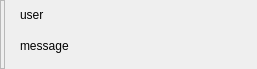
First picture: the form in App/ui_files/wall_event_widget.ui, repository Wizard-collab/Wizard, before the edit.
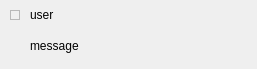
Second picture: the form after the edit.

Patch:
```diff
--- a/App/ui_files/wall_event_widget.ui
+++ b/App/ui_files/wall_event_widget.ui
@@ -16,12 +16,6 @@
     <height>69</height>
    </size>
   </property>
-  <property name="maximumSize">
-   <size>
-    <width>16777215</width>
-    <height>69</height>
-   </size>
-  </property>
   <property name="windowTitle">
    <string>Form</string>
   </property>
@@ -69,18 +63,12 @@
          <height>67</height>
         </size>
        </property>
-       <property name="maximumSize">
-        <size>
-         <width>16777215</width>
-         <height>120</height>
-        </size>
-       </property>
        <property name="styleSheet">
         <string notr="true"/>
        </property>
        <layout class="QHBoxLayout" name="horizontalLayout">
         <property name="spacing">
-         <number>5</number>
+         <number>0</number>
         </property>
         <property name="leftMargin">
          <number>0</number>
@@ -93,19 +81,36 @@
         </property>
         <property name="bottomMargin">
          <number>0</number>
+        </property>
+        <item>
+         <layout class="QVBoxLayout" name="verticalLayout_2">
+          <property name="spacing">
+           <number>0</number>
+          </property>
+          <property name="leftMargin">
+           <number>10</number>
+          </property>
+          <property name="topMargin">
+           <number>10</number>
+          </property>
+          <property name="rightMargin">
+           <number>10</number>
+          </property>
+          <property name="bottomMargin">
+           <number>10</number>
         </property>
         <item>
          <widget class="QFrame" name="color_id_frame">
           <property name="minimumSize">
            <size>
-            <width>5</width>
-            <height>0</height>
+              <width>10</width>
+              <height>10</height>
            </size>
           </property>
           <property name="maximumSize">
            <size>
-            <width>5</width>
-            <height>16777215</height>
+              <width>10</width>
+              <height>10</height>
            </size>
           </property>
           <property name="frameShape">
@@ -117,12 +122,27 @@
          </widget>
         </item>
         <item>
+           <spacer name="verticalSpacer">
+            <property name="orientation">
+             <enum>Qt::Vertical</enum>
+            </property>
+            <property name="sizeHint" stdset="0">
+             <size>
+              <width>0</width>
+              <height>40</height>
+             </size>
+            </property>
+           </spacer>
+          </item>
+         </layout>
+        </item>
+        <item>
          <layout class="QVBoxLayout" name="verticalLayout_3">
           <property name="spacing">
            <number>5</number>
           </property>
           <property name="leftMargin">
-           <number>10</number>
+           <number>0</number>
           </property>
           <property name="topMargin">
            <number>6</number>
```
Lines whose indentation alone changed are shown as unchanged.
